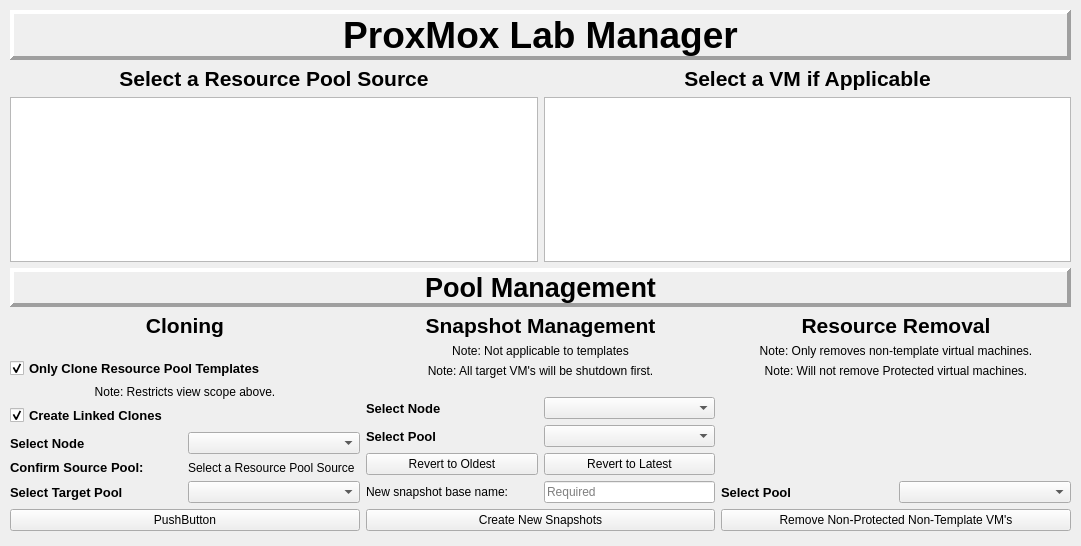
This is ProxMoxManagerWindow-v2.ui in obrienn/ProxMox-Manager as Qt 5 draws it before an edit. The edited form follows.
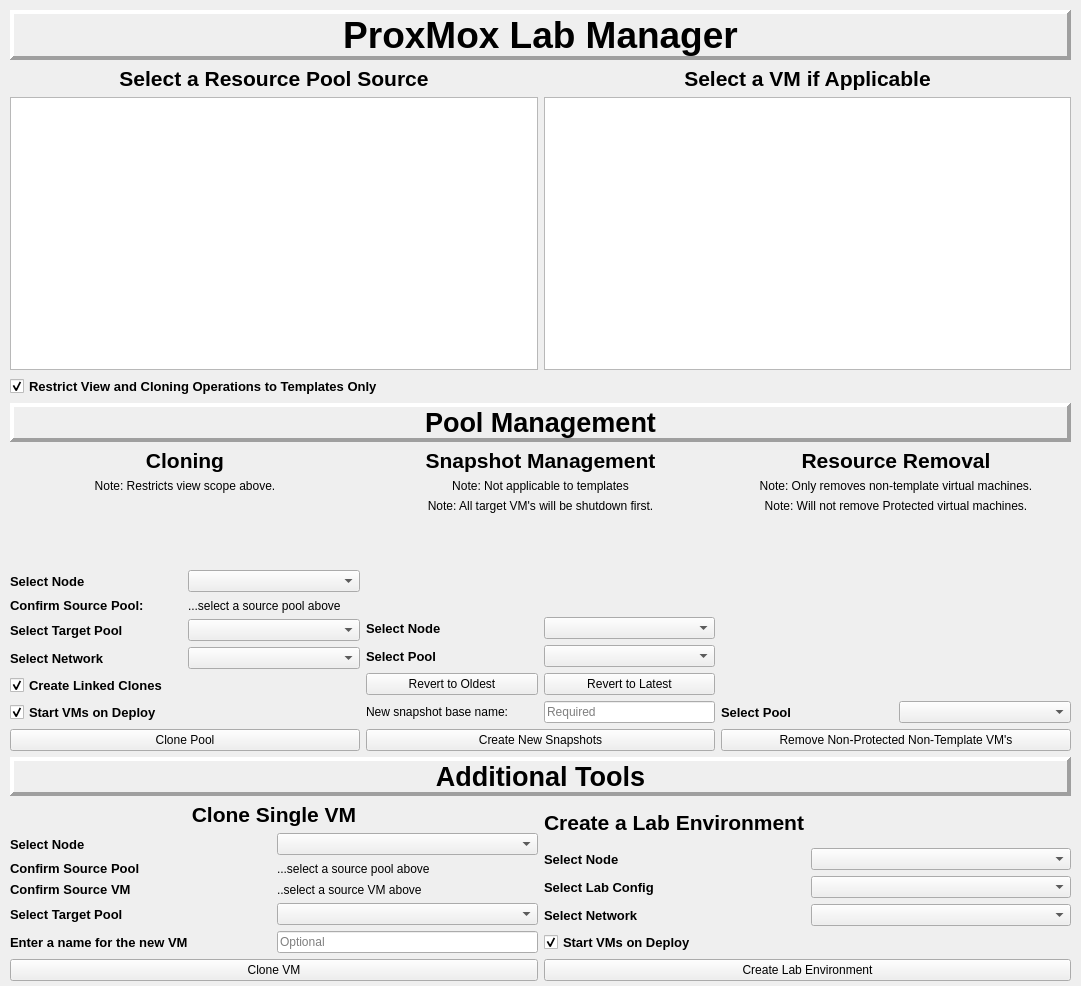
This is the edited form.

Diff of the .ui file:
```diff
--- a/ProxMoxManagerWindow-v2.ui
+++ b/ProxMoxManagerWindow-v2.ui
@@ -7,7 +7,7 @@
     <x>0</x>
     <y>0</y>
     <width>1081</width>
-    <height>546</height>
+    <height>986</height>
    </rect>
   </property>
   <property name="sizePolicy">
@@ -18,21 +18,30 @@
   </property>
   <property name="minimumSize">
    <size>
-    <width>0</width>
-    <height>0</height>
+    <width>1081</width>
+    <height>986</height>
+   </size>
+  </property>
+  <property name="maximumSize">
+   <size>
+    <width>1081</width>
+    <height>986</height>
    </size>
   </property>
   <property name="windowTitle">
    <string>MainWindow</string>
   </property>
+  <property name="tabShape">
+   <enum>QTabWidget::Rounded</enum>
+  </property>
   <widget class="QWidget" name="centralwidget">
-   <widget class="QWidget" name="">
+   <widget class="QWidget" name="layoutWidget">
     <property name="geometry">
      <rect>
       <x>10</x>
       <y>10</y>
       <width>1061</width>
-      <height>521</height>
+      <height>971</height>
      </rect>
     </property>
     <layout class="QVBoxLayout" name="verticalLayout">
@@ -124,6 +133,22 @@
        </item>
       </layout>
      </item>
+     <item>
+      <widget class="QCheckBox" name="checkBoxTemplatesRestriction">
+       <property name="font">
+        <font>
+         <pointsize>10</pointsize>
+         <bold>true</bold>
+        </font>
+       </property>
+       <property name="text">
+        <string>Restrict View and Cloning Operations to Templates Only</string>
+       </property>
+       <property name="checked">
+        <bool>true</bool>
+       </property>
+      </widget>
+     </item>
      <item>
       <widget class="QLabel" name="labelPoolManagement">
        <property name="font">
@@ -177,35 +202,6 @@
            </property>
           </widget>
          </item>
-         <item>
-          <spacer name="verticalSpacerCloning">
-           <property name="orientation">
-            <enum>Qt::Vertical</enum>
-           </property>
-           <property name="sizeHint" stdset="0">
-            <size>
-             <width>20</width>
-             <height>40</height>
-            </size>
-           </property>
-          </spacer>
-         </item>
-         <item>
-          <widget class="QCheckBox" name="checkBoxTemplatesRestriction">
-           <property name="font">
-            <font>
-             <pointsize>10</pointsize>
-             <bold>true</bold>
-            </font>
-           </property>
-           <property name="text">
-            <string>Only Clone Resource Pool Templates</string>
-           </property>
-           <property name="checked">
-            <bool>true</bool>
-           </property>
-          </widget>
-         </item>
          <item>
           <widget class="QLabel" name="labelTemplateNote">
            <property name="text">
@@ -217,20 +213,17 @@
           </widget>
          </item>
          <item>
-          <widget class="QCheckBox" name="checkBoxLinkedClones">
-           <property name="font">
-            <font>
-             <pointsize>10</pointsize>
-             <bold>true</bold>
-            </font>
+          <spacer name="verticalSpacerCloning">
+           <property name="orientation">
+            <enum>Qt::Vertical</enum>
            </property>
-           <property name="text">
-            <string>Create Linked Clones</string>
+           <property name="sizeHint" stdset="0">
+            <size>
+             <width>20</width>
+             <height>40</height>
+            </size>
            </property>
-           <property name="checked">
-            <bool>true</bool>
-           </property>
-          </widget>
+          </spacer>
          </item>
          <item>
           <layout class="QHBoxLayout" name="horizontalLayoutSelectNode">
@@ -274,7 +267,7 @@
            <item>
             <widget class="QLabel" name="labelSourcePool">
              <property name="text">
-              <string>Select a Resource Pool Source</string>
+              <string>...select a source pool above</string>
              </property>
             </widget>
            </item>
@@ -313,10 +306,62 @@
            </item>
           </layout>
          </item>
+         <item>
+          <layout class="QHBoxLayout" name="horizontalLayoutCloneNetwork">
+           <item>
+            <widget class="QLabel" name="labelPoolCloneNetwork">
+             <property name="font">
+              <font>
+               <pointsize>10</pointsize>
+               <bold>true</bold>
+              </font>
+             </property>
+             <property name="text">
+              <string>Select Network</string>
+             </property>
+            </widget>
+           </item>
+           <item>
+            <widget class="QComboBox" name="comboBoxCloneNetwork"/>
+           </item>
+          </layout>
+         </item>
+         <item>
+          <widget class="QCheckBox" name="checkBoxLinkedClones">
+           <property name="font">
+            <font>
+             <pointsize>10</pointsize>
+             <bold>true</bold>
+            </font>
+           </property>
+           <property name="text">
+            <string>Create Linked Clones</string>
+           </property>
+           <property name="checked">
+            <bool>true</bool>
+           </property>
+          </widget>
+         </item>
+         <item>
+          <widget class="QCheckBox" name="checkBoxStartClonedPoolVms">
+           <property name="font">
+            <font>
+             <pointsize>10</pointsize>
+             <bold>true</bold>
+            </font>
+           </property>
+           <property name="text">
+            <string>Start VMs on Deploy</string>
+           </property>
+           <property name="checked">
+            <bool>true</bool>
+           </property>
+          </widget>
+         </item>
          <item>
           <widget class="QPushButton" name="pushButtonClone">
            <property name="text">
-            <string>PushButton</string>
+            <string>Clone Pool</string>
            </property>
           </widget>
          </item>
@@ -556,6 +601,286 @@
        </item>
       </layout>
      </item>
+     <item>
+      <widget class="QLabel" name="labelAdditionalTools">
+       <property name="font">
+        <font>
+         <family>Arial</family>
+         <pointsize>20</pointsize>
+         <bold>true</bold>
+        </font>
+       </property>
+       <property name="frameShape">
+        <enum>QFrame::Panel</enum>
+       </property>
+       <property name="frameShadow">
+        <enum>QFrame::Raised</enum>
+       </property>
+       <property name="lineWidth">
+        <number>4</number>
+       </property>
+       <property name="midLineWidth">
+        <number>2</number>
+       </property>
+       <property name="text">
+        <string>Additional Tools</string>
+       </property>
+       <property name="alignment">
+        <set>Qt::AlignCenter</set>
+       </property>
+      </widget>
+     </item>
+     <item>
+      <layout class="QHBoxLayout" name="horizontalLayoutAdditionalTools">
+       <item>
+        <layout class="QVBoxLayout" name="verticalLayoutCloneVM">
+         <item>
+          <widget class="QLabel" name="labelCloneIndividualVM">
+           <property name="font">
+            <font>
+             <family>Arial</family>
+             <pointsize>16</pointsize>
+             <bold>true</bold>
+            </font>
+           </property>
+           <property name="text">
+            <string>Clone Single VM</string>
+           </property>
+           <property name="alignment">
+            <set>Qt::AlignCenter</set>
+           </property>
+          </widget>
+         </item>
+         <item>
+          <layout class="QHBoxLayout" name="horizontalLayoutVMSelectNode">
+           <item>
+            <widget class="QLabel" name="labelVMNode">
+             <property name="font">
+              <font>
+               <pointsize>10</pointsize>
+               <bold>true</bold>
+              </font>
+             </property>
+             <property name="text">
+              <string>Select Node</string>
+             </property>
+            </widget>
+           </item>
+           <item>
+            <widget class="QComboBox" name="comboBoxVMNode"/>
+           </item>
+          </layout>
+         </item>
+         <item>
+          <layout class="QHBoxLayout" name="horizontalLayoutVMConfirmPool">
+           <item>
+            <widget class="QLabel" name="labelVMConfirmSourcePool">
+             <property name="font">
+              <font>
+               <pointsize>10</pointsize>
+               <bold>true</bold>
+              </font>
+             </property>
+             <property name="text">
+              <string>Confirm Source Pool</string>
+             </property>
+            </widget>
+           </item>
+           <item>
+            <widget class="QLabel" name="labelVMSelectedSourcePool">
+             <property name="text">
+              <string>...select a source pool above</string>
+             </property>
+            </widget>
+           </item>
+          </layout>
+         </item>
+         <item>
+          <layout class="QHBoxLayout" name="horizontalLayoutVMConfirmVM">
+           <item>
+            <widget class="QLabel" name="labelVMConfirmVM">
+             <property name="font">
+              <font>
+               <pointsize>10</pointsize>
+               <bold>true</bold>
+              </font>
+             </property>
+             <property name="text">
+              <string>Confirm Source VM</string>
+             </property>
+            </widget>
+           </item>
+           <item>
+            <widget class="QLabel" name="labelVMSelectedVM">
+             <property name="text">
+              <string>..select a source VM above</string>
+             </property>
+            </widget>
+           </item>
+          </layout>
+         </item>
+         <item>
+          <layout class="QHBoxLayout" name="horizontalLayoutVMTargetPool">
+           <item>
+            <widget class="QLabel" name="labelVMSelectTargetPool">
+             <property name="font">
+              <font>
+               <pointsize>10</pointsize>
+               <bold>true</bold>
+              </font>
+             </property>
+             <property name="text">
+              <string>Select Target Pool</string>
+             </property>
+            </widget>
+           </item>
+           <item>
+            <widget class="QComboBox" name="comboBoxVMTargetPool"/>
+           </item>
+          </layout>
+         </item>
+         <item>
+          <layout class="QHBoxLayout" name="horizontalLayoutVMName">
+           <item>
+            <widget class="QLabel" name="labelNewVMName">
+             <property name="font">
+              <font>
+               <pointsize>10</pointsize>
+               <bold>true</bold>
+              </font>
+             </property>
+             <property name="text">
+              <string>Enter a name for the new VM</string>
+             </property>
+            </widget>
+           </item>
+           <item>
+            <widget class="QLineEdit" name="lineEditVMName">
+             <property name="sizePolicy">
+              <sizepolicy hsizetype="Minimum" vsizetype="Fixed">
+               <horstretch>0</horstretch>
+               <verstretch>0</verstretch>
+              </sizepolicy>
+             </property>
+             <property name="placeholderText">
+              <string>Optional</string>
+             </property>
+            </widget>
+           </item>
+          </layout>
+         </item>
+         <item>
+          <widget class="QPushButton" name="pushButtonCloneVM">
+           <property name="text">
+            <string>Clone VM</string>
+           </property>
+          </widget>
+         </item>
+        </layout>
+       </item>
+       <item>
+        <layout class="QVBoxLayout" name="verticalLayoutLabs">
+         <item>
+          <widget class="QLabel" name="labelLabs">
+           <property name="font">
+            <font>
+             <family>Arial</family>
+             <pointsize>16</pointsize>
+             <bold>true</bold>
+            </font>
+           </property>
+           <property name="text">
+            <string>Create a Lab Environment</string>
+           </property>
+          </widget>
+         </item>
+         <item>
+          <layout class="QHBoxLayout" name="horizontalLayoutLabsNode">
+           <item>
+            <widget class="QLabel" name="labelLabNode">
+             <property name="font">
+              <font>
+               <pointsize>10</pointsize>
+               <bold>true</bold>
+              </font>
+             </property>
+             <property name="text">
+              <string>Select Node</string>
+             </property>
+            </widget>
+           </item>
+           <item>
+            <widget class="QComboBox" name="comboBoxLabNode"/>
+           </item>
+          </layout>
+         </item>
+         <item>
+          <layout class="QHBoxLayout" name="horizontalLayoutLabsConfig">
+           <item>
+            <widget class="QLabel" name="labelSelectLab">
+             <property name="font">
+              <font>
+               <pointsize>10</pointsize>
+               <bold>true</bold>
+              </font>
+             </property>
+             <property name="text">
+              <string>Select Lab Config</string>
+             </property>
+            </widget>
+           </item>
+           <item>
+            <widget class="QComboBox" name="comboBoxLabConfig"/>
+           </item>
+          </layout>
+         </item>
+         <item>
+          <layout class="QHBoxLayout" name="horizontalLayoutLabNetwork">
+           <item>
+            <widget class="QLabel" name="labelLabNetwork">
+             <property name="font">
+              <font>
+               <pointsize>10</pointsize>
+               <bold>true</bold>
+              </font>
+             </property>
+             <property name="text">
+              <string>Select Network</string>
+             </property>
+            </widget>
+           </item>
+           <item>
+            <widget class="QComboBox" name="comboBoxLabNetwork"/>
+           </item>
+          </layout>
+         </item>
+         <item>
+          <widget class="QCheckBox" name="checkBox">
+           <property name="font">
+            <font>
+             <pointsize>10</pointsize>
+             <bold>true</bold>
+            </font>
+           </property>
+           <property name="text">
+            <string>Start VMs on Deploy</string>
+           </property>
+           <property name="checked">
+            <bool>true</bool>
+           </property>
+          </widget>
+         </item>
+         <item>
+          <widget class="QPushButton" name="pushButtonCreateLabEnvironment">
+           <property name="text">
+            <string>Create Lab Environment</string>
+           </property>
+          </widget>
+         </item>
+        </layout>
+       </item>
+      </layout>
+     </item>
     </layout>
    </widget>
   </widget>
```
